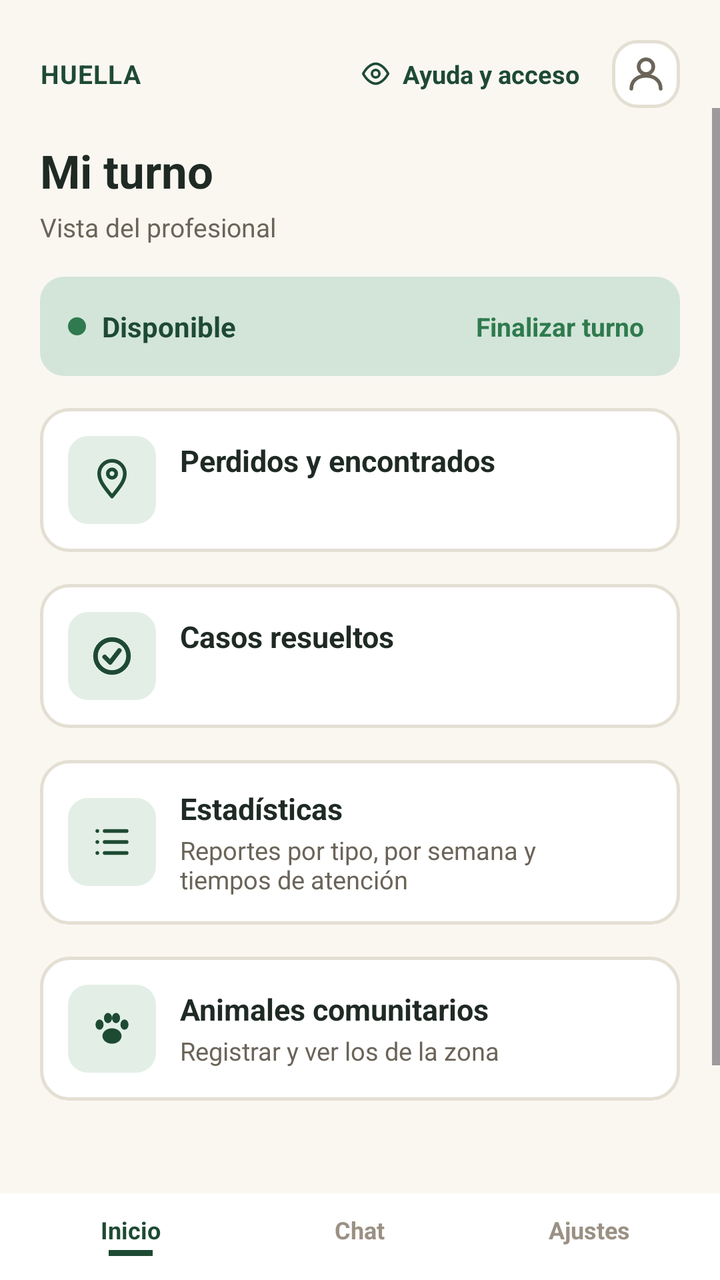
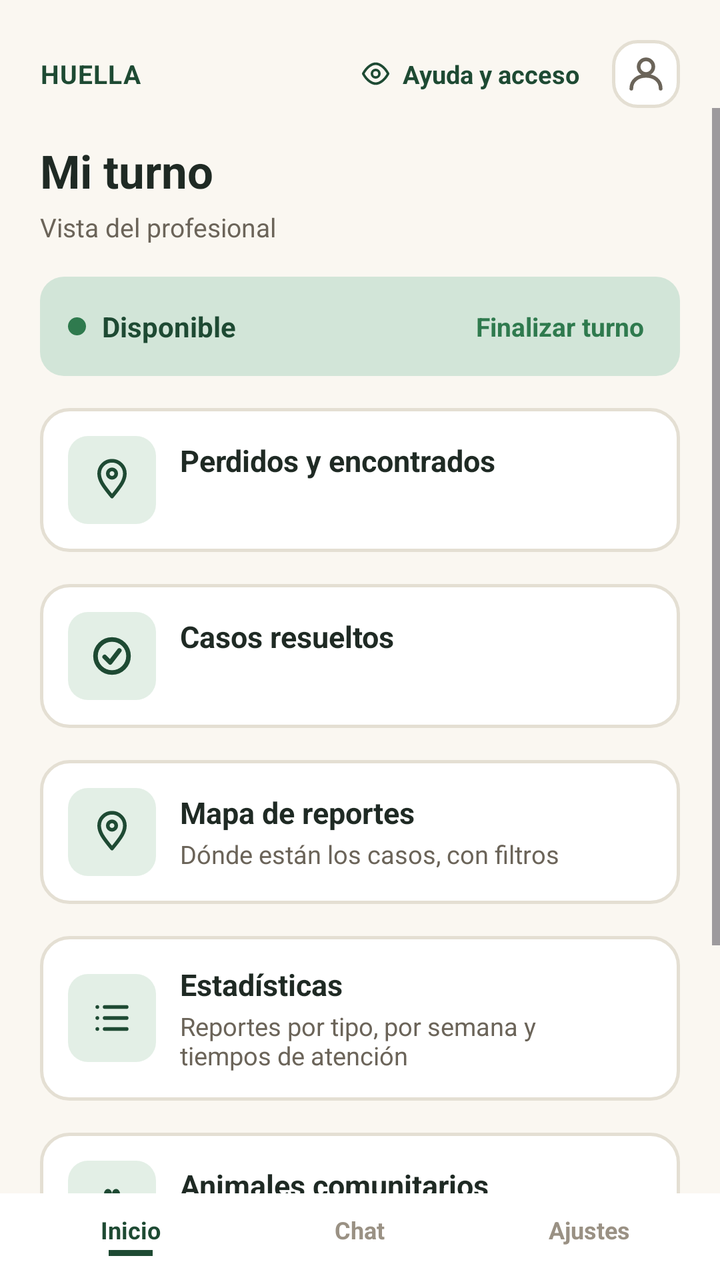

Two renders of the same Android screen: before a commit and after it. Below are the layout's source before the change and the commit's diff.
<!-- AndroidManifest.xml: application theme Theme.HUELLASEGURA -->
<!-- res/layout/activity_bandeja_profesional.xml -->
<?xml version="1.0" encoding="utf-8"?>
<LinearLayout xmlns:android="http://schemas.android.com/apk/res/android"
    xmlns:app="http://schemas.android.com/apk/res-auto"
    android:id="@+id/root"
    android:layout_width="match_parent"
    android:layout_height="match_parent"
    android:background="@color/surface_background"
    android:orientation="vertical">

    <LinearLayout
        android:layout_width="match_parent"
        android:layout_height="wrap_content"
        android:gravity="center_vertical"
        android:orientation="horizontal"
        android:paddingStart="20dp"
        android:paddingTop="20dp"
        android:paddingEnd="20dp">

        <TextView
            android:layout_width="0dp"
            android:layout_height="wrap_content"
            android:layout_weight="1"
            android:letterSpacing="0.03"
            android:text="@string/report_brand_wordmark"
            android:textColor="@color/brand_dark"
            android:textSize="13sp"
            android:textStyle="bold" />

        <LinearLayout
            android:id="@+id/btnHelpAccess"
            android:layout_width="wrap_content"
            android:layout_height="wrap_content"
            android:layout_marginEnd="10dp"
            android:clickable="true"
            android:focusable="true"
            android:gravity="center_vertical"
            android:orientation="horizontal"
            android:padding="6dp">

            <ImageView
                android:layout_width="15dp"
                android:layout_height="15dp"
                android:contentDescription="@null"
                android:src="@drawable/ic_eye_outline" />

            <TextView
                android:layout_width="wrap_content"
                android:layout_height="wrap_content"
                android:layout_marginStart="6dp"
                android:text="@string/report_help_access"
                android:textColor="@color/brand_dark"
                android:textSize="12.5sp"
                android:textStyle="bold" />
        </LinearLayout>

        <ImageButton
            android:id="@+id/btnProfile"
            android:layout_width="34dp"
            android:layout_height="34dp"
            android:background="@drawable/bg_icon_button"
            android:contentDescription="@string/profile_button"
            android:padding="7dp"
            android:src="@drawable/ic_profile" />
    </LinearLayout>

    <ScrollView
        android:id="@+id/scrollCases"
        android:layout_width="match_parent"
        android:layout_height="0dp"
        android:layout_weight="1"
        android:fillViewport="true">

        <LinearLayout
            android:layout_width="match_parent"
            android:layout_height="wrap_content"
            android:orientation="vertical"
            android:paddingStart="20dp"
            android:paddingTop="16dp"
            android:paddingEnd="20dp"
            android:paddingBottom="8dp">

            <TextView
                android:layout_width="wrap_content"
                android:layout_height="wrap_content"
                android:text="@string/professional_shift_title"
                android:textColor="@color/text_primary"
                android:textSize="23sp"
                android:textStyle="bold" />

            <TextView
                android:layout_width="wrap_content"
                android:layout_height="wrap_content"
                android:layout_marginTop="4dp"
                android:layout_marginBottom="16dp"
                android:text="@string/professional_shift_subtitle"
                android:textColor="@color/text_secondary"
                android:textSize="13sp" />

            <LinearLayout
                android:id="@+id/cardShiftStatus"
                android:layout_width="match_parent"
                android:layout_height="wrap_content"
                android:layout_marginBottom="16dp"
                android:background="@drawable/bg_shift_status"
                android:gravity="center_vertical"
                android:orientation="horizontal"
                android:paddingStart="14dp"
                android:paddingTop="12dp"
                android:paddingEnd="14dp"
                android:paddingBottom="12dp">

                <View
                    android:id="@+id/dotStatus"
                    android:layout_width="9dp"
                    android:layout_height="9dp"
                    android:background="@drawable/shape_dot_active" />

                <TextView
                    android:id="@+id/tvStatus"
                    android:layout_width="0dp"
                    android:layout_height="wrap_content"
                    android:layout_marginStart="8dp"
                    android:layout_weight="1"
                    android:text="@string/professional_status_available"
                    android:textColor="@color/brand_dark"
                    android:textSize="14sp"
                    android:textStyle="bold" />

                <TextView
                    android:id="@+id/tvToggleShift"
                    android:layout_width="wrap_content"
                    android:layout_height="wrap_content"
                    android:background="?attr/selectableItemBackgroundBorderless"
                    android:padding="4dp"
                    android:text="@string/professional_end_shift"
                    android:textColor="@color/accent_green"
                    android:textSize="13sp"
                    android:textStyle="bold" />
            </LinearLayout>

            <LinearLayout
                android:id="@+id/cardPerdidos"
                android:layout_width="match_parent"
                android:layout_height="wrap_content"
                android:layout_marginBottom="16dp"
                android:background="@drawable/bg_card"
                android:clickable="true"
                android:focusable="true"
                android:foreground="?attr/selectableItemBackground"
                android:gravity="center_vertical"
                android:orientation="horizontal"
                android:padding="14dp">

                <FrameLayout
                    android:layout_width="44dp"
                    android:layout_height="44dp"
                    android:background="@drawable/bg_icon_soft">

                    <ImageView
                        android:layout_width="22dp"
                        android:layout_height="22dp"
                        android:layout_gravity="center"
                        android:contentDescription="@null"
                        android:src="@drawable/ic_location_pin" />
                </FrameLayout>

                <LinearLayout
                    android:layout_width="0dp"
                    android:layout_height="wrap_content"
                    android:layout_marginStart="12dp"
                    android:layout_weight="1"
                    android:orientation="vertical">

                    <TextView
                        android:layout_width="wrap_content"
                        android:layout_height="wrap_content"
                        android:text="@string/perdidos_inbox_title"
                        android:textColor="@color/text_primary"
                        android:textSize="15sp"
                        android:textStyle="bold" />

                    <TextView
                        android:id="@+id/tvPerdidosCount"
                        android:layout_width="wrap_content"
                        android:layout_height="wrap_content"
                        android:layout_marginTop="2dp"
                        android:textColor="@color/text_secondary"
                        android:textSize="12.5sp" />
                </LinearLayout>

                <View
                    android:id="@+id/dotPerdidos"
                    android:layout_width="10dp"
                    android:layout_height="10dp"
                    android:background="@drawable/shape_dot_active"
                    android:visibility="invisible" />

                <ImageView
                    android:layout_width="16dp"
                    android:layout_height="16dp"
                    android:layout_marginStart="8dp"
                    android:contentDescription="@null"
                    android:rotation="180"
                    android:src="@drawable/ic_arrow_back" />
            </LinearLayout>

            <LinearLayout
                android:id="@+id/cardResueltos"
                android:layout_width="match_parent"
                android:layout_height="wrap_content"
                android:layout_marginBottom="16dp"
                android:background="@drawable/bg_card"
                android:clickable="true"
                android:focusable="true"
                android:foreground="?attr/selectableItemBackground"
                android:gravity="center_vertical"
                android:orientation="horizontal"
                android:padding="14dp">

                <FrameLayout
                    android:layout_width="44dp"
                    android:layout_height="44dp"
                    android:background="@drawable/bg_icon_soft">

                    <ImageView
                        android:layout_width="22dp"
                        android:layout_height="22dp"
                        android:layout_gravity="center"
                        android:contentDescription="@null"
                        android:src="@drawable/ic_check_circle_dark" />
                </FrameLayout>

                <LinearLayout
                    android:layout_width="0dp"
                    android:layout_height="wrap_content"
                    android:layout_marginStart="12dp"
                    android:layout_weight="1"
                    android:orientation="vertical">

                    <TextView
                        android:layout_width="wrap_content"
                        android:layout_height="wrap_content"
                        android:text="@string/resolved_inbox_title"
                        android:textColor="@color/text_primary"
                        android:textSize="15sp"
                        android:textStyle="bold" />

                    <TextView
                        android:id="@+id/tvResueltosCount"
                        android:layout_width="wrap_content"
                        android:layout_height="wrap_content"
                        android:layout_marginTop="2dp"
                        android:textColor="@color/text_secondary"
                        android:textSize="12.5sp" />
                </LinearLayout>

                <ImageView
                    android:layout_width="16dp"
                    android:layout_height="16dp"
                    android:layout_marginStart="8dp"
                    android:contentDescription="@null"
                    android:rotation="180"
                    android:src="@drawable/ic_arrow_back" />
            </LinearLayout>

            <LinearLayout
                android:id="@+id/cardEstadisticas"
                android:layout_width="match_parent"
                android:layout_height="wrap_content"
                android:layout_marginBottom="16dp"
                android:background="@drawable/bg_card"
                android:clickable="true"
                android:focusable="true"
                android:foreground="?attr/selectableItemBackground"
                android:gravity="center_vertical"
                android:orientation="horizontal"
                android:padding="14dp">

                <FrameLayout
                    android:layout_width="44dp"
                    android:layout_height="44dp"
                    android:background="@drawable/bg_icon_soft">

                    <ImageView
                        android:layout_width="22dp"
                        android:layout_height="22dp"
                        android:layout_gravity="center"
                        android:contentDescription="@null"
                        android:src="@drawable/ic_list_reports" />
                </FrameLayout>

                <LinearLayout
                    android:layout_width="0dp"
                    android:layout_height="wrap_content"
                    android:layout_marginStart="12dp"
                    android:layout_weight="1"
                    android:orientation="vertical">

                    <TextView
                        android:layout_width="wrap_content"
                        android:layout_height="wrap_content"
                        android:text="@string/stats_inbox_title"
                        android:textColor="@color/text_primary"
                        android:textSize="15sp"
                        android:textStyle="bold" />

                    <TextView
                        android:layout_width="wrap_content"
                        android:layout_height="wrap_content"
                        android:layout_marginTop="2dp"
                        android:text="@string/stats_inbox_subtitle"
                        android:textColor="@color/text_secondary"
                        android:textSize="12.5sp" />
                </LinearLayout>

                <ImageView
                    android:layout_width="16dp"
                    android:layout_height="16dp"
                    android:layout_marginStart="8dp"
                    android:contentDescription="@null"
                    android:rotation="180"
                    android:src="@drawable/ic_arrow_back" />
            </LinearLayout>

            <LinearLayout
                android:id="@+id/cardComunitarios"
                android:layout_width="match_parent"
                android:layout_height="wrap_content"
                android:layout_marginBottom="16dp"
                android:background="@drawable/bg_card"
                android:clickable="true"
                android:focusable="true"
                android:foreground="?attr/selectableItemBackground"
                android:gravity="center_vertical"
                android:orientation="horizontal"
                android:padding="14dp">

                <FrameLayout
                    android:layout_width="44dp"
                    android:layout_height="44dp"
                    android:background="@drawable/bg_icon_soft">

                    <ImageView
                        android:layout_width="22dp"
                        android:layout_height="22dp"
                        android:layout_gravity="center"
                        android:contentDescription="@null"
                        android:src="@drawable/ic_paw" />
                </FrameLayout>

                <LinearLayout
                    android:layout_width="0dp"
                    android:layout_height="wrap_content"
                    android:layout_marginStart="12dp"
                    android:layout_weight="1"
                    android:orientation="vertical">

                    <TextView
                        android:layout_width="wrap_content"
                        android:layout_height="wrap_content"
                        android:text="@string/comunitarios_card_staff_title"
                        android:textColor="@color/text_primary"
                        android:textSize="15sp"
                        android:textStyle="bold" />

                    <TextView
                        android:layout_width="wrap_content"
                        android:layout_height="wrap_content"
                        android:layout_marginTop="2dp"
                        android:text="@string/comunitarios_card_staff_subtitle"
                        android:textColor="@color/text_secondary"
                        android:textSize="12.5sp" />
                </LinearLayout>

                <ImageView
                    android:layout_width="16dp"
                    android:layout_height="16dp"
                    android:layout_marginStart="8dp"
                    android:contentDescription="@null"
                    android:rotation="180"
                    android:src="@drawable/ic_arrow_back" />
            </LinearLayout>

            <LinearLayout
                android:layout_width="match_parent"
                android:layout_height="wrap_content"
                android:layout_marginBottom="16dp"
                android:orientation="horizontal">

                <TextView
                    android:id="@+id/tvCountPending"
                    android:layout_width="wrap_content"
                    android:layout_height="wrap_content"
                    android:layout_marginEnd="18dp"
                    android:textColor="@color/text_primary"
                    android:textSize="15sp"
                    android:textStyle="bold" />

                <TextView
                    android:id="@+id/tvCountAttending"
                    android:layout_width="wrap_content"
                    android:layout_height="wrap_content"
                    android:textColor="@color/text_primary"
                    android:textSize="15sp"
                    android:textStyle="bold" />
            </LinearLayout>

            <include
                android:id="@+id/speciesFilter"
                layout="@layout/view_species_filter"
                android:layout_width="match_parent"
                android:layout_height="wrap_content"
                android:layout_marginBottom="12dp" />

            <LinearLayout
                android:id="@+id/casesContainer"
                android:layout_width="match_parent"
                android:layout_height="wrap_content"
                android:layout_marginBottom="8dp"
                android:orientation="vertical" />

            <TextView
                android:layout_width="match_parent"
                android:layout_height="wrap_content"
                android:lineSpacingMultiplier="1.4"
                android:text="@string/professional_footer_note"
                android:textColor="@color/text_secondary"
                android:textSize="12.5sp" />
        </LinearLayout>
    </ScrollView>

    <LinearLayout
        android:layout_width="match_parent"
        android:layout_height="wrap_content"
        android:background="@color/surface_card"
        android:orientation="horizontal"
        android:paddingStart="8dp"
        android:paddingTop="10dp"
        android:paddingEnd="8dp"
        android:paddingBottom="12dp">

        <LinearLayout
            android:id="@+id/tabInicio"
            android:layout_width="0dp"
            android:layout_height="wrap_content"
            android:layout_weight="1"
            android:gravity="center"
            android:orientation="vertical">

            <TextView
                android:layout_width="wrap_content"
                android:layout_height="wrap_content"
                android:text="@string/nav_home"
                android:textColor="@color/brand_dark"
                android:textSize="12sp"
                android:textStyle="bold" />

            <View
                android:layout_width="22dp"
                android:layout_height="3dp"
                android:layout_marginTop="2dp"
                android:background="@color/brand_fill" />
        </LinearLayout>


        <LinearLayout
            android:id="@+id/tabChat"
            android:layout_width="0dp"
            android:layout_height="wrap_content"
            android:layout_weight="1"
            android:gravity="center"
            android:orientation="vertical">

            <TextView
                android:layout_width="wrap_content"
                android:layout_height="wrap_content"
                android:text="@string/nav_chat"
                android:textColor="@color/field_placeholder"
                android:textSize="12sp"
                android:textStyle="bold" />

            <View
                android:layout_width="22dp"
                android:layout_height="3dp"
                android:layout_marginTop="2dp"
                android:background="@android:color/transparent" />
        </LinearLayout>

        <LinearLayout
            android:id="@+id/tabAjustes"
            android:layout_width="0dp"
            android:layout_height="wrap_content"
            android:layout_weight="1"
            android:gravity="center"
            android:orientation="vertical">

            <TextView
                android:layout_width="wrap_content"
                android:layout_height="wrap_content"
                android:text="@string/professional_nav_settings"
                android:textColor="@color/field_placeholder"
                android:textSize="12sp"
                android:textStyle="bold" />

            <View
                android:layout_width="22dp"
                android:layout_height="3dp"
                android:layout_marginTop="2dp"
                android:background="@android:color/transparent" />
        </LinearLayout>
    </LinearLayout>
</LinearLayout>
<!-- res/layout/view_species_filter.xml (included above) -->
<?xml version="1.0" encoding="utf-8"?>
<HorizontalScrollView xmlns:android="http://schemas.android.com/apk/res/android"
    xmlns:app="http://schemas.android.com/apk/res-auto"
    android:layout_width="match_parent"
    android:layout_height="wrap_content"
    android:clipToPadding="false"
    android:scrollbars="none">

    <com.google.android.material.chip.ChipGroup
        android:id="@+id/chipGroupSpecies"
        android:layout_width="wrap_content"
        android:layout_height="wrap_content"
        app:selectionRequired="true"
        app:singleLine="true"
        app:singleSelection="true" />
</HorizontalScrollView>
<!-- resources referenced by this layout -->
<resources>
  <color name="accent_green">@color/splash_icon_background</color>
  <color name="brand_dark">@color/splash_background</color>
  <color name="brand_fill">@color/splash_background</color>
  <color name="field_placeholder">#9A9184</color>
  <color name="surface_background">@color/splash_text_primary</color>
  <color name="surface_card">#FFFFFFFF</color>
  <color name="text_primary">#1F2A24</color>
  <color name="text_secondary">#6B6459</color>
  <!-- drawable bg_card (drawable) -->
  <?xml version="1.0" encoding="utf-8"?>
  <shape xmlns:android="http://schemas.android.com/apk/res/android"
      android:shape="rectangle">
      <solid android:color="@color/surface_card" />
      <corners android:radius="14dp" />
      <stroke
          android:width="1.5dp"
          android:color="@color/field_border" />
  </shape>
  <!-- drawable bg_icon_button (drawable) -->
  <?xml version="1.0" encoding="utf-8"?>
  <shape xmlns:android="http://schemas.android.com/apk/res/android"
      android:shape="rectangle">
      <solid android:color="@color/surface_card" />
      <corners android:radius="12dp" />
      <stroke
          android:width="1.5dp"
          android:color="@color/field_border" />
  </shape>
  <!-- drawable bg_icon_soft (drawable) -->
  <?xml version="1.0" encoding="utf-8"?>
  <shape xmlns:android="http://schemas.android.com/apk/res/android"
      android:shape="rectangle">
      <solid android:color="@color/accent_soft" />
      <corners android:radius="10dp" />
  </shape>
  <!-- drawable bg_shift_status (drawable) -->
  <?xml version="1.0" encoding="utf-8"?>
  <shape xmlns:android="http://schemas.android.com/apk/res/android"
      android:shape="rectangle">
      <solid android:color="@color/map_placeholder_bg" />
      <corners android:radius="12dp" />
  </shape>
  <!-- drawable shape_dot_active (drawable) -->
  <?xml version="1.0" encoding="utf-8"?>
  <shape xmlns:android="http://schemas.android.com/apk/res/android"
      android:shape="oval">
      <solid android:color="@color/splash_icon_background" />
  </shape>
  <string name="comunitarios_card_staff_subtitle">Registrar y ver los de la zona</string>
  <string name="comunitarios_card_staff_title">Animales comunitarios</string>
  <string name="nav_chat">Chat</string>
  <string name="nav_home">Inicio</string>
  <string name="perdidos_inbox_title">Perdidos y encontrados</string>
  <string name="professional_end_shift">Finalizar turno</string>
  <string name="professional_footer_note">Al terminar el turno, transferir los casos abiertos al equipo disponible.</string>
  <string name="professional_nav_settings">Ajustes</string>
  <string name="professional_shift_subtitle">Vista del profesional</string>
  <string name="professional_shift_title">Mi turno</string>
  <string name="professional_status_available">Disponible</string>
  <string name="profile_button">Perfil</string>
  <string name="report_brand_wordmark">HUELLA</string>
  <string name="report_help_access">Ayuda y acceso</string>
  <string name="resolved_inbox_title">Casos resueltos</string>
  <string name="stats_inbox_subtitle">Reportes por tipo, por semana y tiempos de atención</string>
  <string name="stats_inbox_title">Estadísticas</string>
  <style name="Theme.HUELLASEGURA" parent="Base.Theme.HUELLASEGURA" />
  <color name="splash_icon_background">#2F7A4E</color>
  <color name="splash_background">#1E4A33</color>
  <color name="splash_text_primary">#FAF7F1</color>
  <color name="field_border">#E4DFD3</color>
  <color name="accent_soft">#E3EFE6</color>
  <color name="map_placeholder_bg">#D2E5D8</color>
  <color name="on_fill">#FFFFFFFF</color>
  <!-- unchanged entries left out for length: 8 -->
</resources>

<!-- the commit's change to res/layout/activity_bandeja_profesional.xml (unified diff, before → after) -->
@@ -250,6 +250,65 @@
                         android:layout_width="wrap_content"
                         android:layout_height="wrap_content"
                         android:layout_marginTop="2dp"
+                        android:textColor="@color/text_secondary"
+                        android:textSize="12.5sp" />
+                </LinearLayout>
+
+                <ImageView
+                    android:layout_width="16dp"
+                    android:layout_height="16dp"
+                    android:layout_marginStart="8dp"
+                    android:contentDescription="@null"
+                    android:rotation="180"
+                    android:src="@drawable/ic_arrow_back" />
+            </LinearLayout>
+
+            <LinearLayout
+                android:id="@+id/cardMapa"
+                android:layout_width="match_parent"
+                android:layout_height="wrap_content"
+                android:layout_marginBottom="16dp"
+                android:background="@drawable/bg_card"
+                android:clickable="true"
+                android:focusable="true"
+                android:foreground="?attr/selectableItemBackground"
+                android:gravity="center_vertical"
+                android:orientation="horizontal"
+                android:padding="14dp">
+
+                <FrameLayout
+                    android:layout_width="44dp"
+                    android:layout_height="44dp"
+                    android:background="@drawable/bg_icon_soft">
+
+                    <ImageView
+                        android:layout_width="22dp"
+                        android:layout_height="22dp"
+                        android:layout_gravity="center"
+                        android:contentDescription="@null"
+                        android:src="@drawable/ic_location_pin" />
+                </FrameLayout>
+
+                <LinearLayout
+                    android:layout_width="0dp"
+                    android:layout_height="wrap_content"
+                    android:layout_marginStart="12dp"
+                    android:layout_weight="1"
+                    android:orientation="vertical">
+
+                    <TextView
+                        android:layout_width="wrap_content"
+                        android:layout_height="wrap_content"
+                        android:text="@string/map_card_title"
+                        android:textColor="@color/text_primary"
+                        android:textSize="15sp"
+                        android:textStyle="bold" />
+
+                    <TextView
+                        android:layout_width="wrap_content"
+                        android:layout_height="wrap_content"
+                        android:layout_marginTop="2dp"
+                        android:text="@string/map_card_subtitle"
                         android:textColor="@color/text_secondary"
                         android:textSize="12.5sp" />
                 </LinearLayout>
<!-- resource entries referenced after the edit -->
@@ -50,6 +50,8 @@
   </shape>
   <string name="comunitarios_card_staff_subtitle">Registrar y ver los de la zona</string>
   <string name="comunitarios_card_staff_title">Animales comunitarios</string>
+  <string name="map_card_subtitle">Dónde están los casos, con filtros</string>
+  <string name="map_card_title">Mapa de reportes</string>
   <string name="nav_chat">Chat</string>
   <string name="nav_home">Inicio</string>
   <string name="perdidos_inbox_title">Perdidos y encontrados</string>
